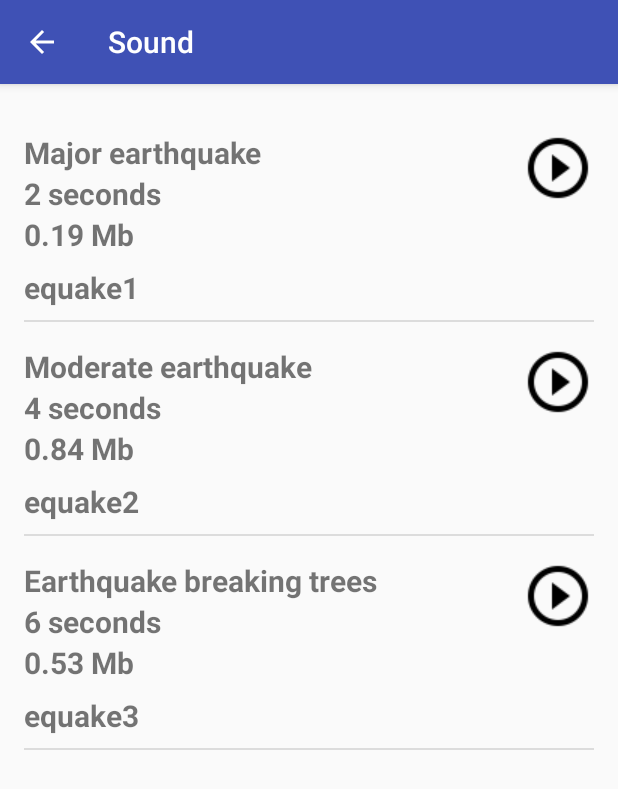
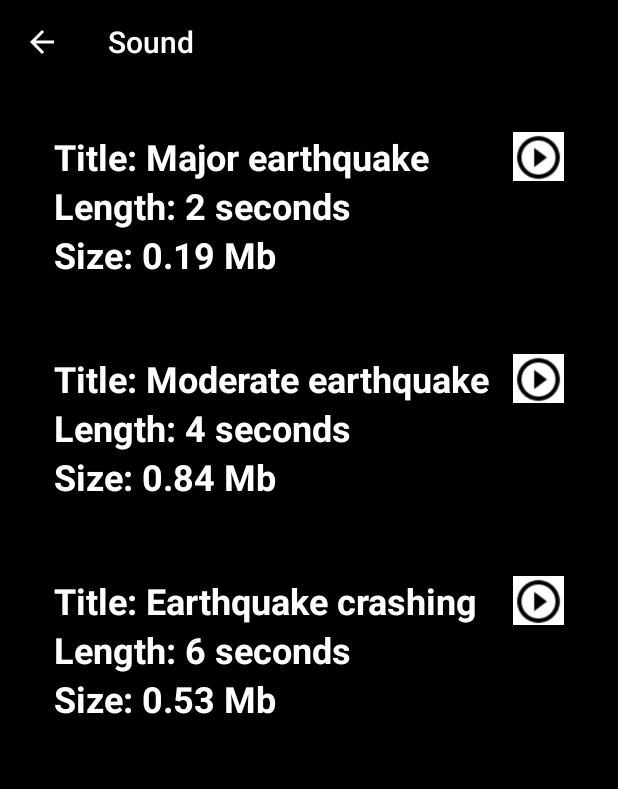
Before and after one commit to hillc255/EcoSoundClips, an Android app: the screen it shows after launch (SoundActivity), after a tap on "Earthquake", on a phone screen of 412 x 824 dp. Shown: the top 789 px of the screen. Run offline under Robolectric (Android 15) with nearby library versions, the phone set to English and light mode, and no system bars.

Commit message:
Update resources

```diff
--- a/app/src/main/java/com/example/android/ecosoundclips/ImageGridView.java
+++ b/app/src/main/java/com/example/android/ecosoundclips/ImageGridView.java
@@ -4,10 +4,13 @@ import android.annotation.SuppressLint;
 import android.content.Context;
 import android.support.v7.widget.AppCompatImageView;
 import android.util.AttributeSet;
-import android.widget.ImageView;
 
-//@SuppressLint("AppCompatCustomView")
-public class ImageGridView extends AppCompatImageView{
+
+/**
+ * ImageGridVie class provides images in grid format with text on landing page
+ * Derived from: https://stackoverflow.com/questions/15261088/gridview-with-two-columns-and-auto-resized-images
+ */
+public class ImageGridView extends AppCompatImageView {
     public ImageGridView(Context context) {
         super(context);
     }
@@ -23,6 +26,6 @@ public class ImageGridView extends AppCompatImageView{
     @Override
     protected void onMeasure(int widthMeasureSpec, int heightMeasureSpec) {
         super.onMeasure(widthMeasureSpec, heightMeasureSpec);
-        setMeasuredDimension(getMeasuredWidth(), getMeasuredWidth()); //Snap to width
+        setMeasuredDimension(getMeasuredWidth(), getMeasuredWidth());
     }
 }
--- a/app/src/main/java/com/example/android/ecosoundclips/Sound.java
+++ b/app/src/main/java/com/example/android/ecosoundclips/Sound.java
@@ -2,7 +2,7 @@ package com.example.android.ecosoundclips;
 
 import android.media.MediaPlayer;
 
-/**
+    /**
      * {@Link Sound represents a list of mp3 environmental sound clips
      * It contains title, length, size of sound clip and sound clip - Class Declaration
      */
@@ -39,15 +39,14 @@ import android.media.MediaPlayer;
          * @return String
          */
         public String getTitleSoundClip(){
-            return mTitleSoundClip;
+            return "Title: " + mTitleSoundClip;
         }
 
         /**
          * Get length of the sound clip - Getter Method
          * @return String
          */
-        public String getLengthSoundClip(){
-            return mLengthSoundClip;
+        public String getLengthSoundClip(){ return "Length: " + mLengthSoundClip;
         }
 
         /**
@@ -55,15 +54,14 @@ import android.media.MediaPlayer;
          * @return String
          */
         public String getSizeSoundClip(){
-            return mSizeSoundClip;
+            return "Size: " + mSizeSoundClip;
         }
 
         /**
         * Get mp3 sound clip - Getter Method
          * @return String
          */
-         public String getSoundClip(){
-        return mSoundClip;
+         public String getSoundClip(){ return mSoundClip;
     }
 
     }
--- a/app/src/main/java/com/example/android/ecosoundclips/SoundActivity.java
+++ b/app/src/main/java/com/example/android/ecosoundclips/SoundActivity.java
@@ -24,20 +24,20 @@ public class SoundActivity extends AppCompatActivity {
         ArrayList<Sound> sounds = new ArrayList<Sound>();
         sounds.add(new Sound("Major earthquake", "2 seconds", "0.19 Mb","equake1"));
         sounds.add(new Sound("Moderate earthquake", "4 seconds", "0.84 Mb","equake2"));
-        sounds.add(new Sound("Earthquake breaking trees", "6 seconds", "0.53 Mb","equake3"));
+        sounds.add(new Sound("Earthquake crashing", "6 seconds", "0.53 Mb","equake3"));
         sounds.add(new Sound("Crackling fireplace", "4 seconds", "0.41 Mb","fire1"));
         sounds.add(new Sound("Forest fire", "5 seconds", "0.42 Mb","fire2"));
         sounds.add(new Sound("Fire burning", "5 seconds", "0.45 Mb","fire3"));
-        sounds.add(new Sound("Forest in the morning", "3 seconds", "0.66 Mb","forest1"));
-        sounds.add(new Sound("Forest at night", "7 seconds", "0.59 Mb","forest2"));
+        sounds.add(new Sound("Forest morning", "3 seconds", "0.66 Mb","forest1"));
+        sounds.add(new Sound("Forest night", "7 seconds", "0.59 Mb","forest2"));
         sounds.add(new Sound("Forest birds", "6 seconds", "0.53 Mb","forest3"));
-        sounds.add(new Sound("Jungle Monkeys", "8 seconds", "0.80 Mb","jungle1"));
-        sounds.add(new Sound("Jungle Animals", "7 seconds", "0.67 Mb","jungle2"));
-        sounds.add(new Sound("Jungle at Night", "9 seconds", "0.85 Mb", "jungle3"));
+        sounds.add(new Sound("Jungle monkeys", "8 seconds", "0.80 Mb","jungle1"));
+        sounds.add(new Sound("Jungle animals", "7 seconds", "0.67 Mb","jungle2"));
+        sounds.add(new Sound("Jungle night", "9 seconds", "0.85 Mb", "jungle3"));
         sounds.add(new Sound("Beach", "7 seconds", "0.77 Mb", "ocean1"));
         sounds.add(new Sound("Big wave", "3 seconds", "0.26 Mb","ocean2"));
         sounds.add(new Sound("Ocean laps", "3 seconds", "0.32 Mb","ocean3"));
-        sounds.add(new Sound("Thunder and rain", "4 seconds", "0.48 Mb","rain1"));
+        sounds.add(new Sound("Thunder rain", "4 seconds", "0.48 Mb","rain1"));
         sounds.add(new Sound("Heavy rain", "4 seconds", "0.73 Mb","rain2"));
         sounds.add(new Sound("Light rain", "5 seconds", "0.50 Mb","rain3"));
         sounds.add(new Sound("Thunder", "4 seconds", "0.28 Mb","thunder1"));
@@ -99,9 +99,6 @@ public class SoundActivity extends AppCompatActivity {
         // {@link ListView} will display list items for each {@link Sound} in the list.
         listView.setAdapter(adapter);
 
-
-
-
     }
 
 }
--- a/app/src/main/java/com/example/android/ecosoundclips/SoundAdapter.java
+++ b/app/src/main/java/com/example/android/ecosoundclips/SoundAdapter.java
@@ -2,6 +2,7 @@ package com.example.android.ecosoundclips;
 
 import android.app.Activity;
 import android.content.Context;
+import android.graphics.Color;
 import android.media.MediaPlayer;
 import android.support.annotation.NonNull;
 import android.support.annotation.Nullable;
@@ -44,24 +45,24 @@ public class SoundAdapter extends ArrayAdapter<Sound> {
 
         // Check if the existing view is being reused, otherwise inflate the view
         View listItemView = convertView;
+
         if (listItemView == null) {
             listItemView = LayoutInflater.from(getContext()).inflate(
                     R.layout.list_item, parent, false);
-
-            Log.d("DEBUG", "check position inside = " + position);
 
             ImageView imageView = (ImageView) listItemView.findViewById(R.id.playbutton);
             imageView.setOnClickListener(new View.OnClickListener() {
                 @Override
                 public void onClick(View v) {
 
+                    // get the sound name given the position of the inflated view
                     Sound currentSound = getItem(position);
                     String name = currentSound.getSoundClip();
 
-                    // create context Object for  to Fetch image from resourse
+                    // create context Object for to get the resource number
                     Context mContext = getContext();
 
-                    // assign location of sound file
+                    // assign number to variable given name of resource
                     int i = mContext.getResources().getIdentifier(name, "raw", mContext.getPackageName());
 
                     //create new MediaPlayer every time playbutton is selected
--- a/app/src/main/res/layout/list_item.xml
+++ b/app/src/main/res/layout/list_item.xml
@@ -1,13 +1,13 @@
 <?xml version="1.0" encoding="utf-8"?>
 <RelativeLayout xmlns:android="http://schemas.android.com/apk/res/android"
-    android:id="@+id/list2"
+    android:id="@+id/list"
     xmlns:tools="http://schemas.android.com/tools"
     android:orientation="vertical"
     android:layout_width="match_parent"
     android:layout_height="match_parent"
     android:paddingTop="16dp"
-    android:layout_marginLeft="60dp"
-    android:layout_marginRight="80dp">
+    android:paddingRight="20dp"
+    android:paddingLeft="20dp">
 
     <TextView
         android:id="@+id/title"
@@ -16,17 +16,17 @@
         android:layout_alignParentLeft="true"
         android:textStyle="bold"
         android:textAllCaps="false"
-        android:textSize="20sp"
+        android:textSize="24sp"
         tools:text="Name:  earthquake"
         />
 
     <ImageView
         android:id="@+id/playbutton"
-        android:layout_width="48dp"
-        android:layout_height="48dp"
+        android:layout_width="34dp"
+        android:layout_height="34dp"
         android:layout_alignRight="@+id/title"
         android:src="@drawable/playbutton"
-        android:background="@null" />
+        android:background="#FFFFFF"/>
 
     <TextView
         android:id="@+id/length"
@@ -35,7 +35,7 @@
         android:layout_below="@+id/title"
         android:textStyle="bold"
         android:textAllCaps="false"
-        android:textSize="20sp"
+        android:textSize="24sp"
         tools:text="Length:2 seconds"
         />
 
@@ -44,22 +44,20 @@
         android:layout_width="match_parent"
         android:layout_height="wrap_content"
         android:layout_below="@+id/length"
-        android:paddingBottom="8dp"
         android:textStyle="bold"
         android:textAllCaps="false"
-        android:textSize="20sp"
-        tools:text="Size: 0.14 Mb"
-        />
+        android:textSize="24sp"
+        tools:text="Size: 0.14 Mb" />
 
     <TextView
         android:id="@+id/sound"
         android:layout_width="match_parent"
         android:layout_height="wrap_content"
         android:layout_below="@+id/size"
-        android:paddingBottom="8dp"
         android:textStyle="bold"
         android:textAllCaps="false"
-        android:textSize="20sp"
-        tools:text="Location of clip" />
+        android:textSize="24sp"
+        android:visibility="invisible"
+        tools:text="Name: Sound" />
 
 </RelativeLayout>
--- a/app/src/main/res/layout/sound_list.xml
+++ b/app/src/main/res/layout/sound_list.xml
@@ -4,6 +4,7 @@
     android:orientation="vertical"
     android:layout_width="match_parent"
     android:layout_height="match_parent"
+    android:textColor="#FFFFFF"
     android:paddingBottom="16dp"
     android:paddingLeft="16dp"
     android:paddingRight="16dp"
--- a/app/src/main/res/values/colors.xml
+++ b/app/src/main/res/values/colors.xml
@@ -1,6 +1,10 @@
 <?xml version="1.0" encoding="utf-8"?>
 <resources>
-    <color name="colorPrimary">#3F51B5</color>
-    <color name="colorPrimaryDark">#303F9F</color>
-    <color name="colorAccent">#FF4081</color>
+    <!-- color theme -->
+    <color name="colorPrimary">#000000</color>
+    <color name="colorPrimaryDark">#000000</color>
+    <color name="colorAccent">#FFFFFF</color>
+    <!-- colors -->
+    <color name="black">#000000</color>
+    <color name="white">#FFFFFF</color>
 </resources>
--- a/app/src/main/res/values/styles.xml
+++ b/app/src/main/res/values/styles.xml
@@ -6,6 +6,7 @@
         <item name="colorPrimary">@color/colorPrimary</item>
         <item name="colorPrimaryDark">@color/colorPrimaryDark</item>
         <item name="colorAccent">@color/colorAccent</item>
+        <item name="android:textColor">@color/white</item>
+        <item name="android:background">@color/black</item>
     </style>
-
 </resources>
```
Also changed, not shown: app/src/main/java/com/example/android/ecosoundclips/ImageAdapter.java (+6 -1 lines), app/src/main/res/drawable/rain.png.
